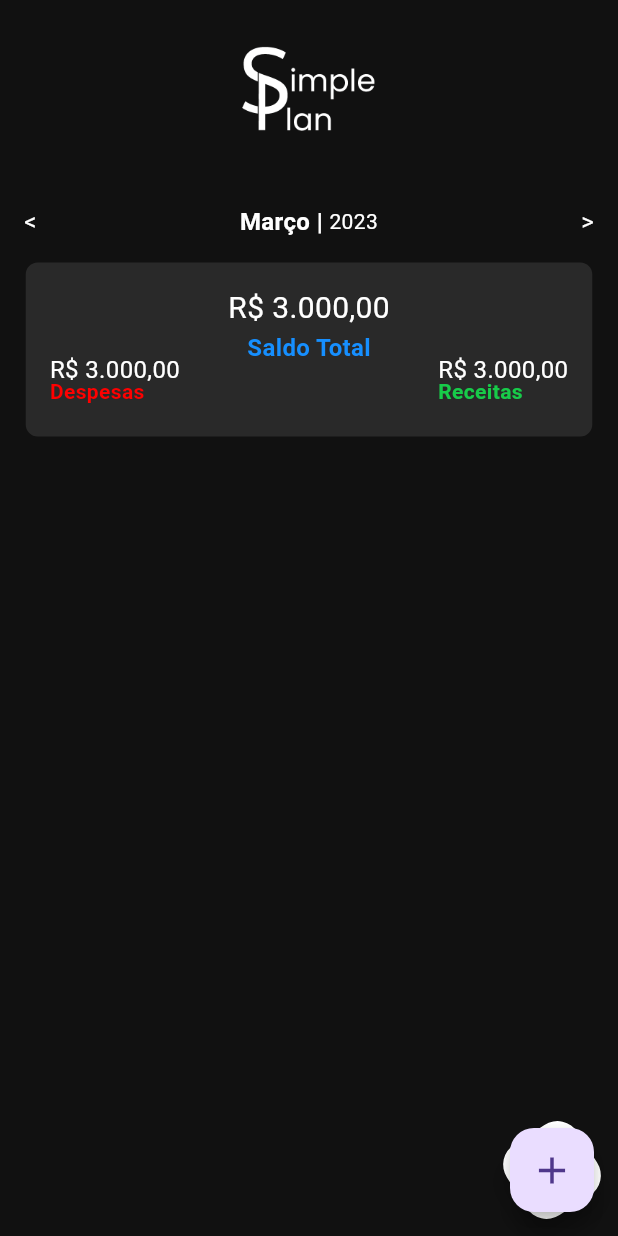
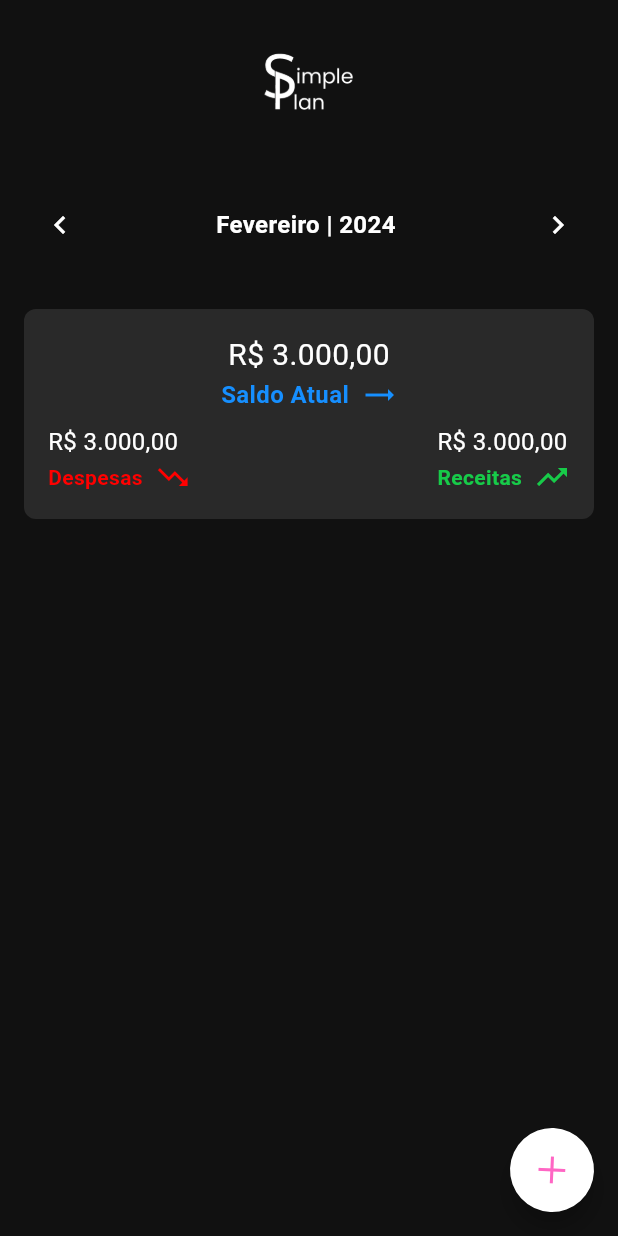
Before and after one commit to youngNyvek/simple-plan, a Flutter app: the screen it shows after launch, on a phone screen of 412 x 824 dp. Run offline on Flutter 3.47's test engine with Material 3 defaults, Android fonts, the phone set to English and light mode, and no system bars.

Commit message:
fix: adjusting layout and fab

```diff
--- a/lib/main.dart
+++ b/lib/main.dart
@@ -1,5 +1,4 @@
 import 'package:flutter/material.dart';
-import 'package:simple_plan/screens/add_plan/add_plan.dart';
 import 'package:simple_plan/screens/home/home.dart';
 import 'package:simple_plan/shared/utils/theme_colors.dart';
 
@@ -18,7 +17,7 @@ class MyApp extends StatelessWidget {
       theme: ThemeData(scaffoldBackgroundColor: ThemeColors.dark),
       routes: {
         '/': (context) => const Home(),
-        '/addPlan': (context) => const AddPlan()
+        '/addPlan': (context) => const Home()
       },
     );
   }
--- a/lib/screens/home/components/expandable_fab.dart
+++ b/lib/screens/home/components/expandable_fab.dart
@@ -45,48 +45,26 @@ class _ExpandableFabState extends State<ExpandableFab> {
               icon: const Icon(Icons.group_work),
               label: "Nova Categoria",
               onPressed: () => {}),
-          _buildTapToCloseFab(),
-          _buildTapToOpenFab()
+          _exapandButton()
         ],
       ),
     );
   }
 
-  Widget _buildTapToCloseFab() {
+  Widget _exapandButton() {
     return AnimatedContainer(
       transformAlignment: Alignment.center,
-      transform: Matrix4.rotationZ(_open ? 0 : 1),
+      transform: Matrix4.rotationZ(_open ? 0 : 2.4),
       duration: const Duration(milliseconds: 250),
       curve: const Interval(0.0, 0.5, curve: Curves.easeOut),
       child: FloatingActionButton(
         heroTag: "clsBtn",
         onPressed: _toggle,
+        shape: const CircleBorder(),
         backgroundColor: Colors.white,
-        child: const Icon(
+        child: Icon(
           Icons.close,
-          color: ThemeColors.blue,
-        ),
-      ),
-    );
-  }
-
-  Widget _buildTapToOpenFab() {
-    return IgnorePointer(
-      ignoring: _open,
-      child: AnimatedContainer(
-        transformAlignment: Alignment.center,
-        transform: Matrix4.rotationZ(_open ? 1 : 0),
-        duration: const Duration(milliseconds: 250),
-        curve: const Interval(0.0, 0.5, curve: Curves.easeOut),
-        child: AnimatedOpacity(
-          opacity: _open ? 0.0 : 1.0,
-          curve: const Interval(0.25, 1.0, curve: Curves.easeInOut),
-          duration: const Duration(milliseconds: 250),
-          child: FloatingActionButton(
-            heroTag: "opnBtn",
-            onPressed: _toggle,
-            child: const Icon(Icons.add, size: 30),
-          ),
+          color: _open ? ThemeColors.blue : ThemeColors.pink,
         ),
       ),
     );
--- a/lib/screens/home/home.dart
+++ b/lib/screens/home/home.dart
@@ -1,6 +1,6 @@
 import 'package:flutter/material.dart';
-import 'package:simple_plan/screens/home/components/card_item.dart';
 import 'package:simple_plan/screens/home/components/expandable_fab.dart';
+import 'package:simple_plan/shared/enum/months.dart';
 import 'package:simple_plan/shared/utils/theme_colors.dart';
 import 'package:simple_plan/shared/utils/string_utils.dart';
 
@@ -13,11 +13,52 @@ class Home extends StatefulWidget {
 
 class _HomeState extends State<Home> {
   bool _floatingButtonIsOpened = false;
+  final _now = DateTime.now();
+  late int _selectedMonth;
+  late int _selectedYear;
+  late String _monthKey;
+
+  _HomeState() {
+    _selectedMonth = _now.month;
+    _selectedYear = _now.year;
+  }
 
   void changeFloatingState() {
     setState(() {
       _floatingButtonIsOpened = !_floatingButtonIsOpened;
     });
+  }
+
+  void changeMonthKey() {
+    setState(() {
+      _monthKey = "$_selectedMonth:$_selectedYear";
+    });
+  }
+
+  void handlePreviousMonth() {
+    setState(() {
+      if (_selectedMonth == Month.jan.number) {
+        _selectedMonth = Month.dec.number;
+        _selectedYear = _selectedYear - 1;
+      } else {
+        _selectedMonth = _selectedMonth - 1;
+      }
+    });
+
+    changeMonthKey();
+  }
+
+  void handleNextMonth() {
+    setState(() {
+      if (_selectedMonth == Month.dec.number) {
+        _selectedMonth = Month.jan.number;
+        _selectedYear = _selectedYear + 1;
+      } else {
+        _selectedMonth = _selectedMonth + 1;
+      }
+    });
+
+    changeMonthKey();
   }
 
   @override
@@ -27,8 +68,8 @@ class _HomeState extends State<Home> {
             child: Column(children: [
           Image.asset(
             "assets/images/simplePlan_logo_text.png",
-            width: 128,
-            height: 120,
+            width: 80,
+            height: 110,
           ),
           selectedMonth(),
           principalData()
@@ -37,71 +78,75 @@ class _HomeState extends State<Home> {
   }
 
   Widget selectedMonth() {
-    return const Padding(
-        padding: EdgeInsets.all(16),
+    return Padding(
+        padding: const EdgeInsets.all(16),
         child:
             Row(mainAxisAlignment: MainAxisAlignment.spaceBetween, children: [
           Column(children: [
-            Text(
-              "<",
-              style: TextStyle(color: ThemeColors.white, fontSize: 16),
-            )
+            IconButton(
+                icon: const Icon(Icons.chevron_left),
+                tooltip: 'Back to previous month',
+                color: Colors.white,
+                onPressed: handlePreviousMonth),
           ]),
           Row(
             children: [
               Text(
-                "Março | ",
-                style: TextStyle(
+                "${Month.getMonth(_selectedMonth).name} | $_selectedYear ",
+                style: const TextStyle(
                     color: ThemeColors.white,
                     fontSize: 16,
                     fontWeight: FontWeight.bold),
-              ),
-              Text(
-                "2023",
-                style: TextStyle(color: ThemeColors.white, fontSize: 14),
               )
             ],
           ),
           Column(
             children: [
-              Text(
-                ">",
-                style: TextStyle(color: ThemeColors.white, fontSize: 16),
-              )
+              IconButton(
+                  icon: const Icon(Icons.chevron_right),
+                  tooltip: 'Back to next month',
+                  color: Colors.white,
+                  onPressed: handleNextMonth),
             ],
           )
         ]));
   }
 
   Widget principalData() {
-    return Container(
-        height: 116,
+    return Padding(
+        padding: const EdgeInsets.all(16),
+        child: Container(
+            height: 140,
             padding: const EdgeInsets.all(16),
             decoration: BoxDecoration(
               borderRadius: BorderRadius.circular(8),
               color: ThemeColors.darkGray,
             ),
-        width: MediaQuery.of(context).size.width -
-            (MediaQuery.of(context).size.width / 12),
             child: Column(
+              mainAxisAlignment: MainAxisAlignment.spaceBetween,
               children: [
                 Row(
-              mainAxisAlignment: MainAxisAlignment.spaceEvenly,
+                  mainAxisAlignment: MainAxisAlignment.center,
                   children: [
                     Column(
                       crossAxisAlignment: CrossAxisAlignment.center,
                       children: [
                         Text(
                           StringUtils.formatCurrency(3000),
-                      style: const TextStyle(color: Colors.white, fontSize: 20),
+                          style: const TextStyle(
+                              color: Colors.white, fontSize: 20),
                         ),
-                    const Text(
-                      "Saldo Total",
+                        const Row(children: [
+                          Text(
+                            "Saldo Atual",
                             style: TextStyle(
                                 color: ThemeColors.blue,
                                 fontWeight: FontWeight.bold,
                                 fontSize: 16),
-                    )
+                          ),
+                          SizedBox(width: 8),
+                          Icon(Icons.trending_flat, color: ThemeColors.blue),
+                        ]),
                       ],
                     ),
                   ],
@@ -115,15 +160,21 @@ class _HomeState extends State<Home> {
                         Text(
                           StringUtils.formatCurrency(3000),
                           style: const TextStyle(
-                          color: Colors.white, fontSize: 16, height: 0.5),
+                              color: Colors.white, fontSize: 16),
                         ),
-                    const Text(
+                        const Row(
+                          children: [
+                            Text(
                               "Despesas",
                               style: TextStyle(
                                   color: ThemeColors.red,
                                   fontWeight: FontWeight.bold,
                                   fontSize: 14),
-                    )
+                            ),
+                            SizedBox(width: 8),
+                            Icon(Icons.trending_down, color: ThemeColors.red),
+                          ],
+                        ),
                       ],
                     ),
                     Column(
@@ -132,36 +183,27 @@ class _HomeState extends State<Home> {
                         Text(
                           StringUtils.formatCurrency(3000),
                           style: const TextStyle(
-                          color: Colors.white, fontSize: 16, height: 0.5),
+                              color: Colors.white, fontSize: 16),
                         ),
-                    const Text(
+                        const Row(
+                          crossAxisAlignment: CrossAxisAlignment.center,
+                          children: [
+                            Text(
                               "Receitas",
                               style: TextStyle(
                                   color: ThemeColors.green,
                                   fontWeight: FontWeight.bold,
                                   fontSize: 14),
+                            ),
+                            SizedBox(width: 8),
+                            Icon(Icons.trending_up, color: ThemeColors.green),
+                          ],
                         )
                       ],
                     ),
                   ],
                 )
               ],
-        ));
+            )));
   }
-
-  // Widget plansList() {
-  //   return Expanded(
-  //       flex: 1,
-  //       child: ListView(padding: EdgeInsets.zero, children: const [
-  //         CardItem(
-  //           marginTop: 3,
-  //           initial: 2,
-  //           balance: 2,
-  //           income: 2,
-  //           expenses: 2,
-  //         ),
-  //         SizedBox(height: 30),
-  //         CardItem(marginTop: 3, initial: 2, balance: 2, income: 2, expenses: 2)
-  //       ]));
-  // }
 }
--- a/lib/shared/enum/months.dart
+++ b/lib/shared/enum/months.dart
@@ -1,36 +1,65 @@
-class Months {
-  static const jan = Month("JAN.", 1);
-  static const fab = Month("FAB.", 2);
-  static const mar = Month("MAR.", 3);
-  static const abr = Month("ABR.", 4);
-  static const mai = Month("MAI.", 5);
-  static const jun = Month("JUN.", 6);
-  static const jul = Month("JUL.", 7);
-  static const ago = Month("AGO.", 8);
-  static const set = Month("SET.", 9);
-  static const out = Month("OUT.", 10);
-  static const nov = Month("NOV.", 11);
-  static const dez = Month("DEZ.", 12);
-
-  static const listOf = [
-    jan,
-    fab,
-    mar,
-    abr,
-    mai,
-    jun,
-    jul,
-    ago,
-    set,
-    out,
-    nov,
-    dez
-  ];
-}
-
 class Month {
   final int number;
   final String name;
 
   const Month(this.name, this.number);
+
+  static const jan = Month("Janeiro", 1);
+  static const feb = Month("Fevereiro", 2);
+  static const mar = Month("Março", 3);
+  static const apr = Month("Abril", 4);
+  static const may = Month("Maio", 5);
+  static const jun = Month("Junho", 6);
+  static const jul = Month("Julho", 7);
+  static const aug = Month("Agosto", 8);
+  static const sep = Month("Setembro", 9);
+  static const oct = Month("Outubro", 10);
+  static const nov = Month("Novembro", 11);
+  static const dec = Month("Dezembro", 12);
+
+  static const listOf = [
+    jan,
+    feb,
+    mar,
+    apr,
+    may,
+    jun,
+    jul,
+    aug,
+    sep,
+    oct,
+    nov,
+    dec
+  ];
+
+  static Month getMonth(int number) {
+    switch (number) {
+      case 1:
+        return jan;
+      case 2:
+        return feb;
+      case 3:
+        return mar;
+      case 4:
+        return apr;
+      case 5:
+        return may;
+      case 6:
+        return jun;
+      case 7:
+        return jul;
+      case 8:
+        return aug;
+      case 9:
+        return sep;
+      case 10:
+        return oct;
+      case 11:
+        return nov;
+      case 12:
+        return dec;
+      default:
+        throw Exception("Mês inválido");
+    }
+  }
 }
```
Also changed, not shown: lib/screens/add_plan/add_plan.dart (deleted, +0 -137 lines), lib/screens/home/components/card_item.dart (deleted, +0 -120 lines). Lines whose indentation alone changed are shown as unchanged.
